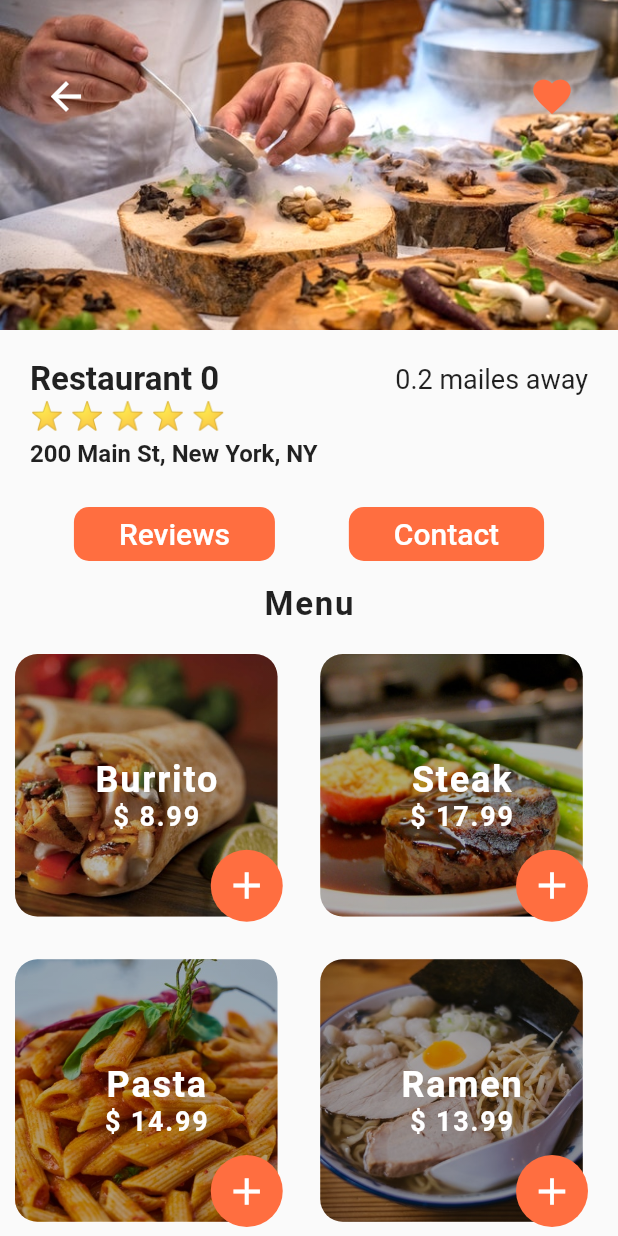
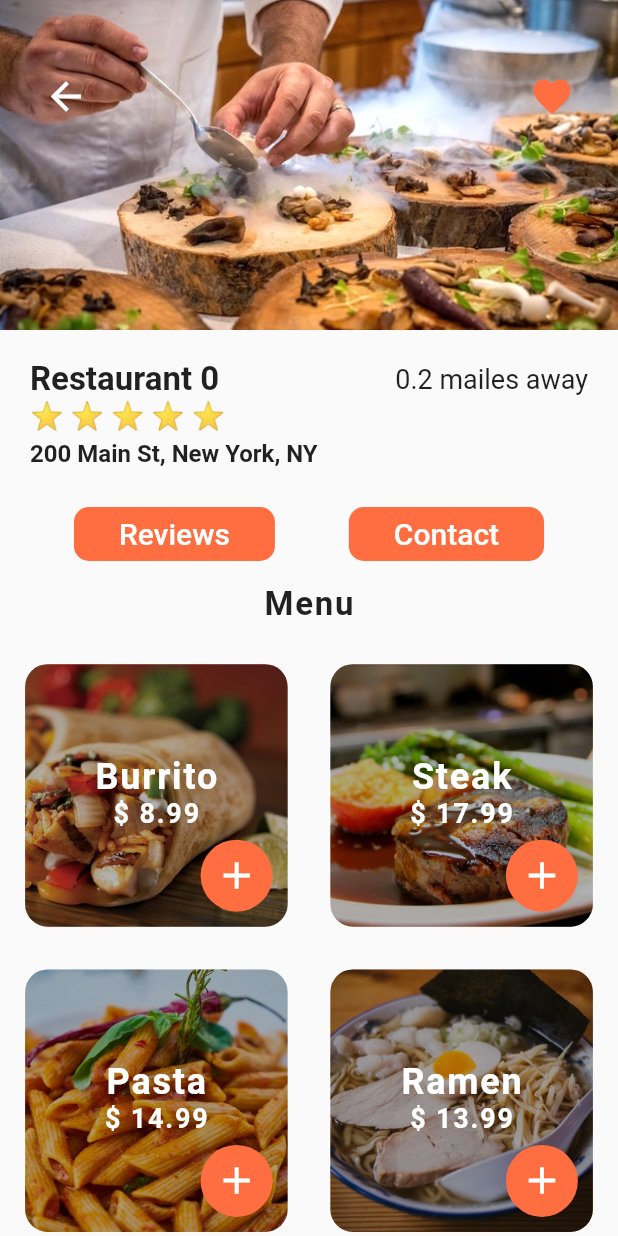
Before and after one commit to AymanMubark/food_delivery_app, a Flutter app: the screen it shows after launch, after a tap on "Restaurant 0", on a phone screen of 412 x 824 dp. Run offline on Flutter 3.47's test engine with Material 2 defaults, Android fonts, the phone set to English and light mode, and no system bars.

Commit message:
fixe problem

```diff
--- a/lib/screens/restaurant_screen.dart
+++ b/lib/screens/restaurant_screen.dart
@@ -15,10 +15,11 @@ class _RestaurantScreenState extends State<RestaurantScreen> {
   _buildMenuItem(Food food) {
     return Center(
       child: Stack(
+        alignment: Alignment.center,
         children: <Widget>[
           Container(
-            height: 175,
-            width: 175,
+            height: 175.0,
+            width: 175.0,
             decoration: BoxDecoration(
               image: DecorationImage(
                 image: AssetImage(food.imageUrl),
@@ -28,8 +29,8 @@ class _RestaurantScreenState extends State<RestaurantScreen> {
             ),
           ),
           Container(
-            height: 175,
-            width: 175,
+            height: 175.0,
+            width: 175.0,
             decoration: BoxDecoration(
               gradient: LinearGradient(
                 begin: Alignment.topRight,
@@ -50,8 +51,8 @@ class _RestaurantScreenState extends State<RestaurantScreen> {
               borderRadius: BorderRadius.circular(15),
             ),
           ),
-          Align(
-            alignment: Alignment.center,
+          Positioned(
+            bottom: 65,
             child: Column(
               mainAxisAlignment: MainAxisAlignment.center,
               children: <Widget>[
@@ -76,10 +77,10 @@ class _RestaurantScreenState extends State<RestaurantScreen> {
               ],
             ),
           ),
-          Align(
-            alignment: Alignment.bottomRight,
+          Positioned(
+            bottom: 10,
+            right: 10,
             child: Container(
-              margin: EdgeInsets.only(bottom: 10,right: 10),
               decoration: BoxDecoration(
                 color: Theme.of(context).primaryColor,
                 borderRadius: BorderRadius.circular(30.0),
@@ -102,7 +103,10 @@ class _RestaurantScreenState extends State<RestaurantScreen> {
   @override
   Widget build(BuildContext context) {
     return Scaffold(
-      body: Column(
+      body: SingleChildScrollView(
+        child: Column(
+          children: <Widget>[
+            Column(
               children: <Widget>[
                 Stack(
                   children: <Widget>[
@@ -235,7 +239,10 @@ class _RestaurantScreenState extends State<RestaurantScreen> {
                 SizedBox(
                   height: 10.0,
                 ),
-          Expanded(
+              ],
+            ),
+            Container(
+              height: MediaQuery.of(context).size.height * .5,
               child: GridView.count(
                 physics: BouncingScrollPhysics(),
                 padding: EdgeInsets.all(10),
@@ -250,6 +257,7 @@ class _RestaurantScreenState extends State<RestaurantScreen> {
             )
           ],
         ),
+      ),
     );
   }
 }
--- a/lib/widgets/nerby_restaurants.dart
+++ b/lib/widgets/nerby_restaurants.dart
@@ -105,7 +105,8 @@ class NerbyRestaurants extends StatelessWidget {
   @override
   Widget build(BuildContext context) {
     return Column(
-      crossAxisAlignment: CrossAxisAlignment.start,
+      crossAxisAlignment: CrossAxisAlignment.stretch,
+      mainAxisAlignment: MainAxisAlignment.center,
       children: <Widget>[
         Padding(
           padding: const EdgeInsets.symmetric(horizontal: 20.0),
@@ -119,9 +120,10 @@ class NerbyRestaurants extends StatelessWidget {
           ),
         ),
         Column(
+            crossAxisAlignment: CrossAxisAlignment.stretch,
             children: restaurants.map((restaurant) {
-          return _buildNerbyRestaurant(context, restaurant);
-        }).toList()),
+              return _buildNerbyRestaurant(context, restaurant);
+            }).toList()),
       ],
     );
   }
```
Lines whose indentation alone changed are shown as unchanged.
